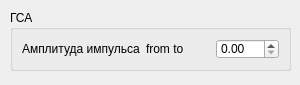
Qt form ui/GSAUIDesign.ui (AVSidorov/FT2SXR) before a commit.
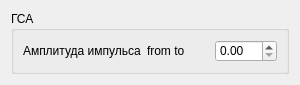
The same form after that commit.

Diff of the .ui file:
```diff
--- a/ui/GSAUIDesign.ui
+++ b/ui/GSAUIDesign.ui
@@ -11,23 +11,26 @@
    </rect>
   </property>
   <property name="sizePolicy">
-   <sizepolicy hsizetype="Fixed" vsizetype="Fixed">
+   <sizepolicy hsizetype="Preferred" vsizetype="Preferred">
     <horstretch>0</horstretch>
     <verstretch>0</verstretch>
    </sizepolicy>
   </property>
+  <property name="minimumSize">
+   <size>
+    <width>250</width>
+    <height>70</height>
+   </size>
+  </property>
   <property name="windowTitle">
    <string>Form</string>
   </property>
+  <layout class="QVBoxLayout" name="verticalLayout">
+   <property name="sizeConstraint">
+    <enum>QLayout::SetMaximumSize</enum>
+   </property>
+   <item>
   <widget class="QGroupBox" name="groupBox">
-   <property name="geometry">
-    <rect>
-     <x>10</x>
-     <y>10</y>
-     <width>281</width>
-     <height>61</height>
-    </rect>
-   </property>
    <property name="title">
     <string>ГСА</string>
    </property>
@@ -51,6 +54,8 @@
     </item>
    </layout>
   </widget>
+   </item>
+  </layout>
  </widget>
  <resources/>
  <connections/>
```
Left out of the diff: 2 changed lines with no effect on the pictures. Lines whose indentation alone changed are shown as unchanged.
